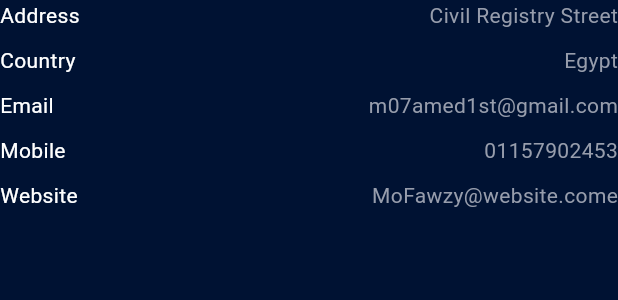
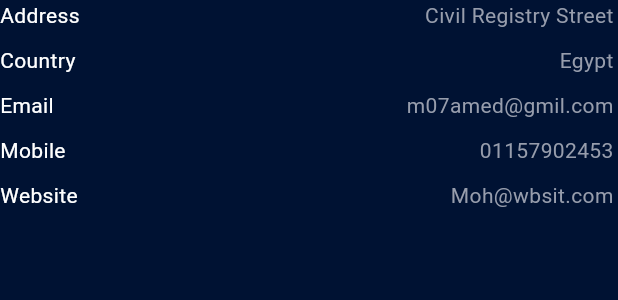
Before and after one commit to Mo7amed-fawzy/real-estate-web, a Flutter app: the ContactInfo widget shown alone on an empty page, opened directly, on a phone screen of 412 x 824 dp. Shown: the top 300 px of the screen. Run offline on Flutter 3.47's test engine with Material 3 defaults, Android fonts, the phone set to English and light mode, and no system bars; our stand-ins replace flutter_svg, google_fonts.

Commit message:
Fix responsive overflow issues

```diff
--- a/lib/core/functions/build_contact_item.dart
+++ b/lib/core/functions/build_contact_item.dart
@@ -7,8 +7,13 @@ Padding buildContactInfo({required String title, required String text}) {
     child: Row(
       mainAxisAlignment: MainAxisAlignment.spaceBetween,
       children: [
-        Text(title, style: const TextStyle(color: Colors.white)),
-        Text(text),
+        SelectableText(
+          title,
+          style: const TextStyle(color: Colors.white),
+        ),
+        SelectableText(
+          text,
+        ),
       ],
     ),
   );
--- a/lib/core/functions/build_goals.dart
+++ b/lib/core/functions/build_goals.dart
@@ -10,7 +10,7 @@ Padding buildGoals({required String text}) {
       children: [
         SvgPicture.asset(Assets.astsIcncheck),
         const SizedBox(width: kDefaultPadding / 2),
-        Text(text),
+        SelectableText(text),
       ],
     ),
   );
--- a/lib/features/home/presentation/views/home_screen.dart
+++ b/lib/features/home/presentation/views/home_screen.dart
@@ -34,10 +34,12 @@ class HomeScreen extends StatelessWidget {
                   const Expanded(
                       flex: 2, // دي شبه لما ادي ويدث بنسبة % فالفرونت
                       child: SideMenuSection()),
+                const SizedBox(width: kDefaultPadding),
                 Expanded(
                   flex: 7,
                   child: mainSection,
                 ),
+                const SizedBox(width: kDefaultPadding),
               ],
             ),
           ),
--- a/lib/features/home/presentation/views/widgets/main/home_banner.dart
+++ b/lib/features/home/presentation/views/widgets/main/home_banner.dart
@@ -9,7 +9,7 @@ class HomeBanner extends StatelessWidget {
   @override
   Widget build(BuildContext context) {
     return AspectRatio(
-      aspectRatio: 1.7,
+      aspectRatio: Responsive.isMoblie(context) ? 1 : 1.7,
       child: Stack(
         fit: StackFit.expand, // وحطيت دي اضافي علشان يتوزعو علي كامل الشاشه
         children: [
@@ -26,8 +26,8 @@ class HomeBanner extends StatelessWidget {
               mainAxisAlignment: MainAxisAlignment.center,
               crossAxisAlignment: CrossAxisAlignment.start,
               children: [
-                Text(
-                  'Build a greate future \nfor all of as!',
+                SelectableText(
+                  'Build a great future \nfor all of us!',
                   style: Responsive.isDesktop(context)
                       ? Theme.of(context).textTheme.headlineLarge!.copyWith(
                             color: Colors.white,
--- a/lib/features/home/presentation/views/widgets/menu/contact_info.dart
+++ b/lib/features/home/presentation/views/widgets/menu/contact_info.dart
@@ -10,9 +10,9 @@ class ContactInfo extends StatelessWidget {
       children: [
         buildContactInfo(title: 'Address', text: 'Civil Registry Street'),
         buildContactInfo(title: 'Country', text: 'Egypt'),
-        buildContactInfo(title: 'Email', text: 'm07amed1st@gmail.com'),
+        buildContactInfo(title: 'Email', text: 'm07amed@gmil.com'),
         buildContactInfo(title: 'Mobile', text: '01157902453'),
-        buildContactInfo(title: 'Website', text: 'MoFawzy@website.come'),
+        buildContactInfo(title: 'Website', text: 'Moh@wbsit.com'),
       ],
     );
   }
--- a/lib/features/home/presentation/views/widgets/menu/logo.dart
+++ b/lib/features/home/presentation/views/widgets/menu/logo.dart
@@ -28,7 +28,7 @@ class Logo extends StatelessWidget {
               'Real State',
               style: Theme.of(context).textTheme.bodyMedium,
             ),
-            const Text(
+            const SelectableText(
               'Modern home with \n greate interior design',
               textAlign: TextAlign.center,
               style: TextStyle(
```
Also changed, not shown: lib/features/home/presentation/views/widgets/main/icon_info.dart (+49 -3 lines), lib/features/home/presentation/views/widgets/main/icon_info_item.dart (+8 -4 lines), lib/features/home/presentation/views/widgets/main/project_card.dart (added, +47 -0 lines), lib/features/home/presentation/views/widgets/main/projects.dart (+1 -41 lines).
